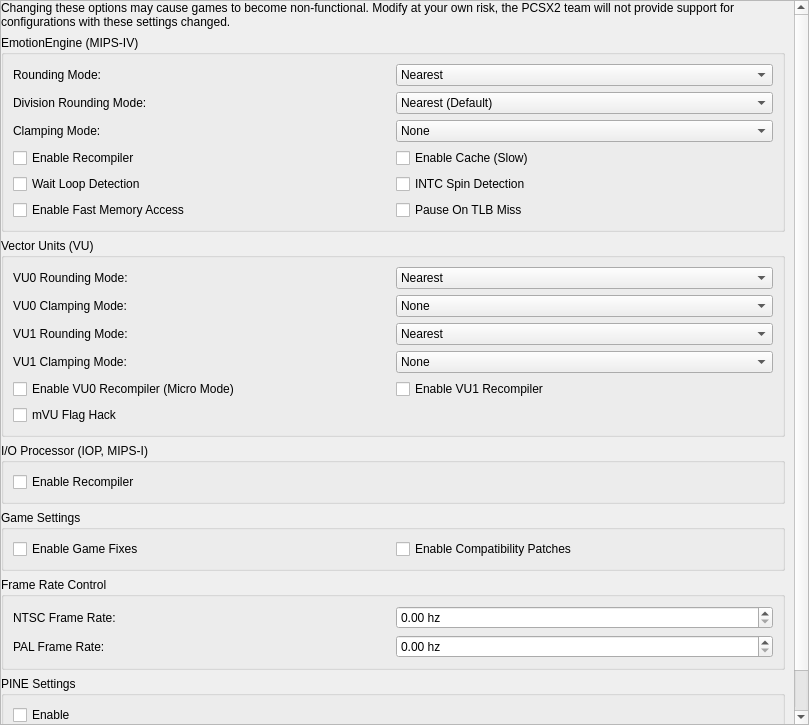
Before: the Qt Designer form pcsx2-qt/Settings/AdvancedSettingsWidget.ui in PCSX2/pcsx2, drawn with Qt 5.
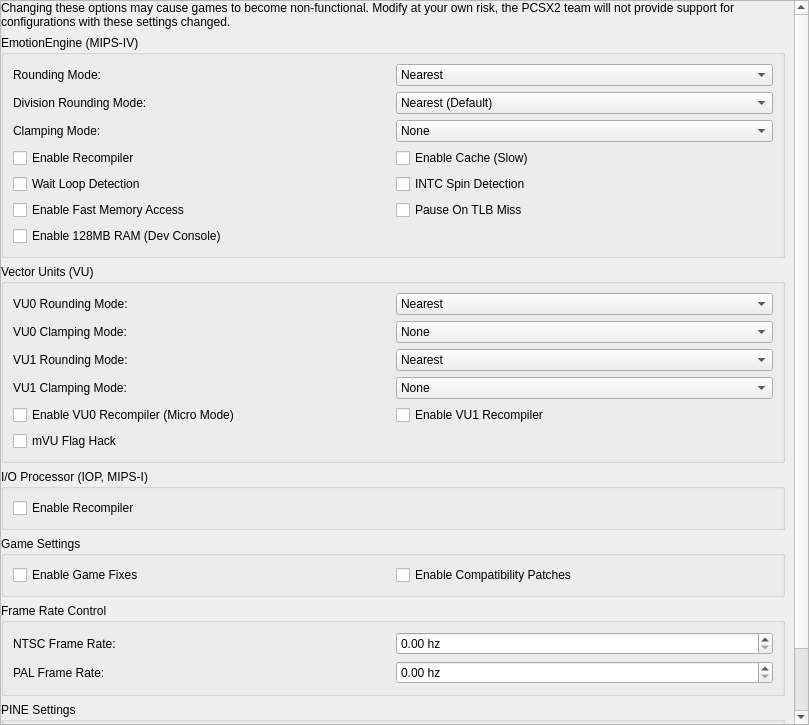
After: the same form once the commit is applied.

Commit message: [SAVEVERSION+] EE: Expose advanced option for extra memory

What changed in the file:
```diff
--- a/pcsx2-qt/Settings/AdvancedSettingsWidget.ui
+++ b/pcsx2-qt/Settings/AdvancedSettingsWidget.ui
@@ -200,6 +200,13 @@
               </property>
              </widget>
             </item>
+            <item row="3" column="0">
+             <widget class="QCheckBox" name="extraMemory">
+              <property	name="text">
+               <string>Enable 128MB RAM (Dev Console)</string>
+              </property>
+             </widget>
+            </item>
            </layout>
           </item>
          </layout>
```
The commit also changes 17 other files.
